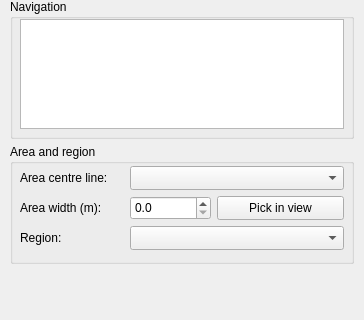
Before: the Qt Designer form deps/ui/mbgrdviz.ui in GenericMappingTools/InteractiveGMT, drawn with Qt 5; both pictures show x 0 to 364 and y 150 to 470 of the 364 by 470 pixel window.
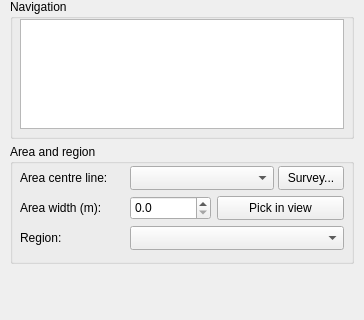
After: the same form once the commit is applied.

Diff of the .ui file:
```diff
--- a/deps/ui/mbgrdviz.ui
+++ b/deps/ui/mbgrdviz.ui
@@ -167,12 +167,31 @@
       <rect>
        <x>120</x>
        <y>22</y>
-       <width>214</width>
+       <width>144</width>
        <height>24</height>
       </rect>
      </property>
      <property name="toolTip">
-      <string>A line drawn in the window (two points): the centre line of the survey area, from its start to its end.</string>
+      <string>The centre line of the survey area, from its start to its end: a two-point line drawn in the window, or the line selected in it with a double-click (a multi-point line or a ship track counts by its first-to-last chord). Survey... then generates the route.</string>
+     </property>
+    </widget>
+    <widget class="QPushButton" name="surveyButton">
+     <property name="geometry">
+      <rect>
+       <x>268</x>
+       <y>22</y>
+       <width>66</width>
+       <height>24</height>
+      </rect>
+     </property>
+     <property name="text">
+      <string>Survey...</string>
+     </property>
+     <property name="toolTip">
+      <string>Generate Survey Route from Area (the Action menu's entry) over the Area centre line and width.</string>
+     </property>
+     <property name="autoDefault">
+      <bool>false</bool>
      </property>
     </widget>
     <widget class="QLabel" name="labelAreaWidth">
```
Left out of the diff: 10 changed lines with no effect on the pictures.
